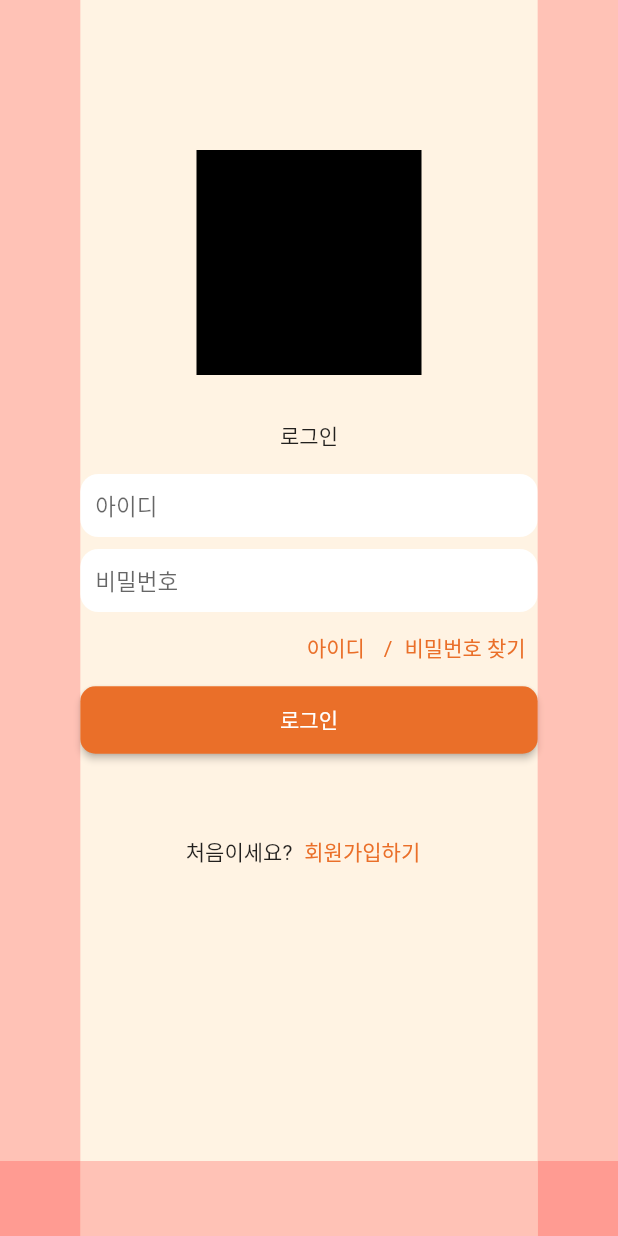
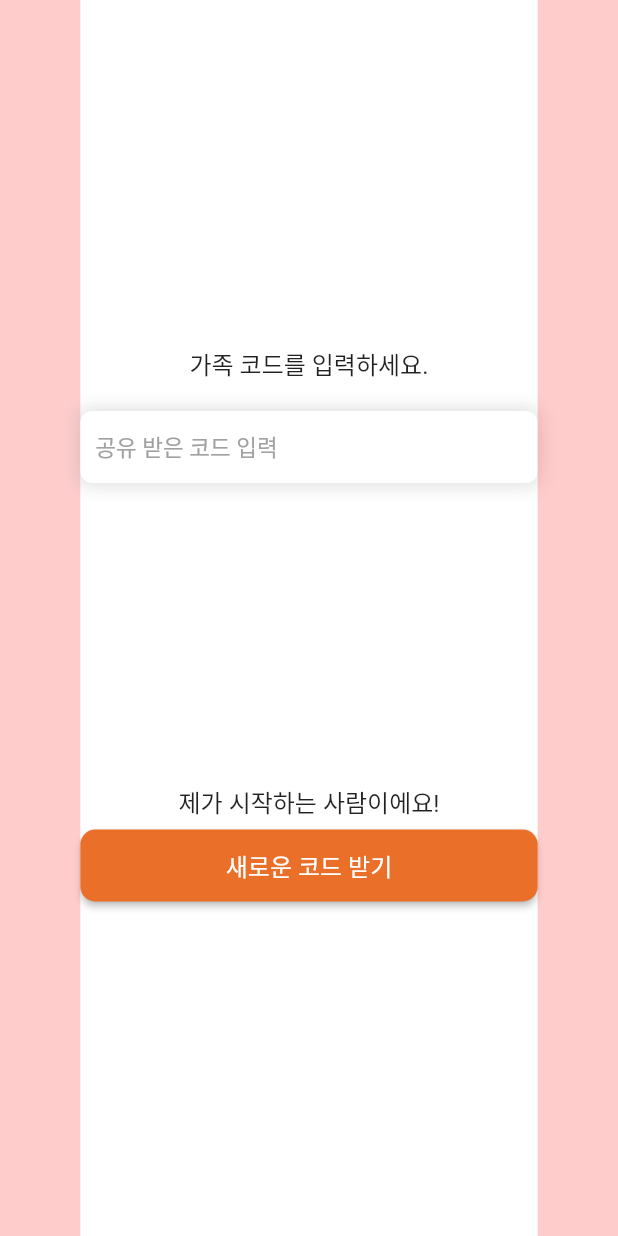
Before and after one commit to NORITHON/fambridge, a Flutter app: the screen it shows after launch, on a phone screen of 412 x 824 dp. Run offline on Flutter 3.47's test engine with Material 2 defaults, Android fonts, the phone set to English and light mode, and no system bars; our stand-ins replace cloud_firestore, firebase_auth, firebase_core, flutter_svg, get, google_sign_in and 1 more; accounts and stored records are empty; Roboto replaces fonts that are missing (GmarketSans); project files that could hold a hidden picture were left out.

Commit message:
create inputFamilyCodePage

```diff
--- a/lib/app/app.dart
+++ b/lib/app/app.dart
@@ -22,7 +22,7 @@ class _MyAppState extends State<MyApp> {
     return GetMaterialApp(
       debugShowCheckedModeBanner: false,
       title: 'norithon',
-      initialRoute: Routes.loginRoute,
+      initialRoute: Routes.inputFamilyCodeRoute,
       // theme: getApplicationTheme(),
       getPages: getPages,
     );
--- a/lib/presentation/common/custom_textfield.dart
+++ b/lib/presentation/common/custom_textfield.dart
@@ -18,11 +18,21 @@ class CustomTextfield extends StatefulWidget {
 class _CustomTextfieldState extends State<CustomTextfield> {
   @override
   Widget build(BuildContext context) {
-    var textStyle = TextStyle(
-      fontFamily: 'GmarketSans',
-    );
+    var textStyle =
+        TextStyle(fontFamily: 'GmarketSans', color: ColorManager.grey);
 
-    return TextField(
+    return Container(
+      decoration: BoxDecoration(
+        boxShadow: [
+          BoxShadow(
+            color: ColorManager.grey.withOpacity(0.1),
+            spreadRadius: 1,
+            blurRadius: 10,
+            offset: Offset(0, 0), // changes position of shadow
+          )
+        ],
+      ),
+      child: TextField(
         controller: widget.controller,
         style: TextStyle(fontSize: 15, color: ColorManager.grey),
         autofocus: false,
@@ -31,17 +41,18 @@ class _CustomTextfieldState extends State<CustomTextfield> {
           fillColor: Colors.white,
           hintText: widget.hintText,
           hintStyle: textStyle,
-        contentPadding: EdgeInsets.symmetric(horizontal: 10, vertical: 10),
+          contentPadding: EdgeInsets.symmetric(horizontal: 10, vertical: 13),
           isDense: true,
           focusedBorder: OutlineInputBorder(
               borderSide: BorderSide(color: Colors.transparent),
-            borderRadius: BorderRadius.all(Radius.circular((12)))),
+              borderRadius: BorderRadius.all(Radius.circular((8)))),
           enabledBorder: OutlineInputBorder(
               borderSide: BorderSide(color: Colors.transparent),
-            borderRadius: BorderRadius.all(Radius.circular((12)))),
+              borderRadius: BorderRadius.all(Radius.circular((8)))),
           border: OutlineInputBorder(
               borderSide: BorderSide(color: Colors.transparent),
-            borderRadius: BorderRadius.all(Radius.circular((12)))),
+              borderRadius: BorderRadius.all(Radius.circular((8)))),
+        ),
       ),
     );
   }
--- /dev/null
+++ b/lib/presentation/familyCode/input_family_code.dart
@@ -0,0 +1,150 @@
+import 'package:fambridge/presentation/common/custom_textfield.dart';
+import 'package:fambridge/presentation/resources/color_manager.dart';
+import 'package:fambridge/presentation/resources/getx_routes_manager.dart';
+import 'package:fambridge/presentation/resources/values_manager.dart';
+import 'package:flutter/material.dart';
+import 'package:get/get.dart';
+import '../resources/getx_routes_manager.dart';
+
+class InputFamilyCode extends StatefulWidget {
+  const InputFamilyCode({Key? key}) : super(key: key);
+
+  @override
+  _InputFamilyCodeState createState() => _InputFamilyCodeState();
+}
+
+class _InputFamilyCodeState extends State<InputFamilyCode> {
+  @override
+  Widget build(BuildContext context) {
+    return Scaffold(
+      resizeToAvoidBottomInset: false,
+      body: SafeArea(
+        child: InputFamilybody(),
+      ),
+    );
+  }
+}
+
+class InputFamilybody extends StatelessWidget {
+  @override
+  Widget build(BuildContext context) {
+    return Expanded(
+      child: Container(
+        color: ColorManager.white,
+        child: Row(
+          children: [
+            Container(
+              width: MediaQuery.of(context).size.width * 0.13,
+              color: Color(0xffFF0000).withOpacity(0.2),
+            ),
+            FamilyCodeForm(),
+            Container(
+              width: MediaQuery.of(context).size.width * 0.13,
+              color: Color(0xffFF0000).withOpacity(0.2),
+            ),
+          ],
+        ),
+      ),
+    );
+  }
+}
+
+class FamilyCodeForm extends StatefulWidget {
+  const FamilyCodeForm({super.key});
+
+  @override
+  State<FamilyCodeForm> createState() => _FamilyCodeFormState();
+}
+
+class _FamilyCodeFormState extends State<FamilyCodeForm> {
+  TextEditingController idController = TextEditingController();
+  TextEditingController passwordController = TextEditingController();
+  String id = "";
+  String password = "";
+
+  _FamilyCodeFormState() {
+    idController.addListener(() {
+      setState(
+        () {
+          id = idController.text;
+        },
+      );
+    });
+    passwordController.addListener(() {
+      setState(
+        () {
+          password = passwordController.text;
+        },
+      );
+    });
+  }
+
+  var textStyle = TextStyle(
+    fontFamily: 'GmarketSans',
+    fontSize: 16,
+  );
+  var pointStyle = TextStyle(
+    color: ColorManager.orange,
+    fontFamily: 'GmarketSans',
+  );
+
+  @override
+  Widget build(BuildContext context) {
+    return Expanded(
+      child: Container(
+        child: Column(
+          crossAxisAlignment: CrossAxisAlignment.center,
+          children: [
+            SizedBox(height: 230),
+            Text(
+              "가족 코드를 입력하세요.",
+              textAlign: TextAlign.center,
+              style: textStyle,
+            ),
+            SizedBox(height: 20),
+            Container(
+              decoration: BoxDecoration(
+                boxShadow: [
+                  BoxShadow(
+                    color: Colors.grey.withOpacity(0.3),
+                    spreadRadius: 1,
+                    blurRadius: 10,
+                    offset: Offset(0, 0), // changes position of shadow
+                  )
+                ],
+              ),
+              child: CustomTextfield(
+                  hintText: "공유 받은 코드 입력", controller: idController),
+            ),
+            SizedBox(height: 200),
+            Text(
+              "제가 시작하는 사람이에요!",
+              textAlign: TextAlign.center,
+              style: textStyle,
+            ),
+            SizedBox(height: 7),
+            Container(
+              width: MediaQuery.of(context).size.width,
+              child: ElevatedButton(
+                style: ElevatedButton.styleFrom(
+                  backgroundColor: ColorManager.orange,
+                  padding: EdgeInsets.all(12),
+                  shape: RoundedRectangleBorder(
+                    borderRadius: BorderRadius.circular(10.0),
+                  ),
+                ),
+                onPressed: () {
+                  return;
+                },
+                child: Text(
+                  "새로운 코드 받기",
+                  style: textStyle,
+                ),
+              ),
+            ),
+          ],
+        ),
+      ),
+    );
+  }
+}
--- a/lib/presentation/login/login.dart
+++ b/lib/presentation/login/login.dart
@@ -135,7 +135,7 @@ class _LoginFormState extends State<LoginForm> {
                 ),
                 TextButton(
                   onPressed: () {
-                    Get.toNamed(Routes.forgotPasswordRoute);
+                    Get.toNamed(Routes.forgotIdRoute);
                   },
                   child: Text(
                     "비밀번호 찾기",
--- a/lib/presentation/resources/getx_routes_manager.dart
+++ b/lib/presentation/resources/getx_routes_manager.dart
@@ -1,3 +1,4 @@
+import 'package:fambridge/presentation/familyCode/input_family_code.dart';
 import 'package:fambridge/presentation/forgot_id/forgot_id.dart';
 import 'package:fambridge/presentation/forgot_password/forgot_password.dart';
 import 'package:fambridge/presentation/login/login.dart';
@@ -20,6 +21,7 @@ class Routes {
   static const String startRoute = "/start";
   static const String mainRoute = "/main";
   static const String verifyEmailRoute = "/verify-email";
+  static const String inputFamilyCodeRoute = "/add-familyCode";
 }
 
 List<GetPage<dynamic>> getPages = [
@@ -68,4 +70,9 @@ List<GetPage<dynamic>> getPages = [
     page: () => StoreDetailsView(),
     transition: Transition.downToUp,
   ),
+  GetPage(
+    name: Routes.inputFamilyCodeRoute,
+    page: () => InputFamilyCode(),
+    transition: Transition.downToUp,
+  ),
 ];
```
Lines whose indentation alone changed are shown as unchanged.
